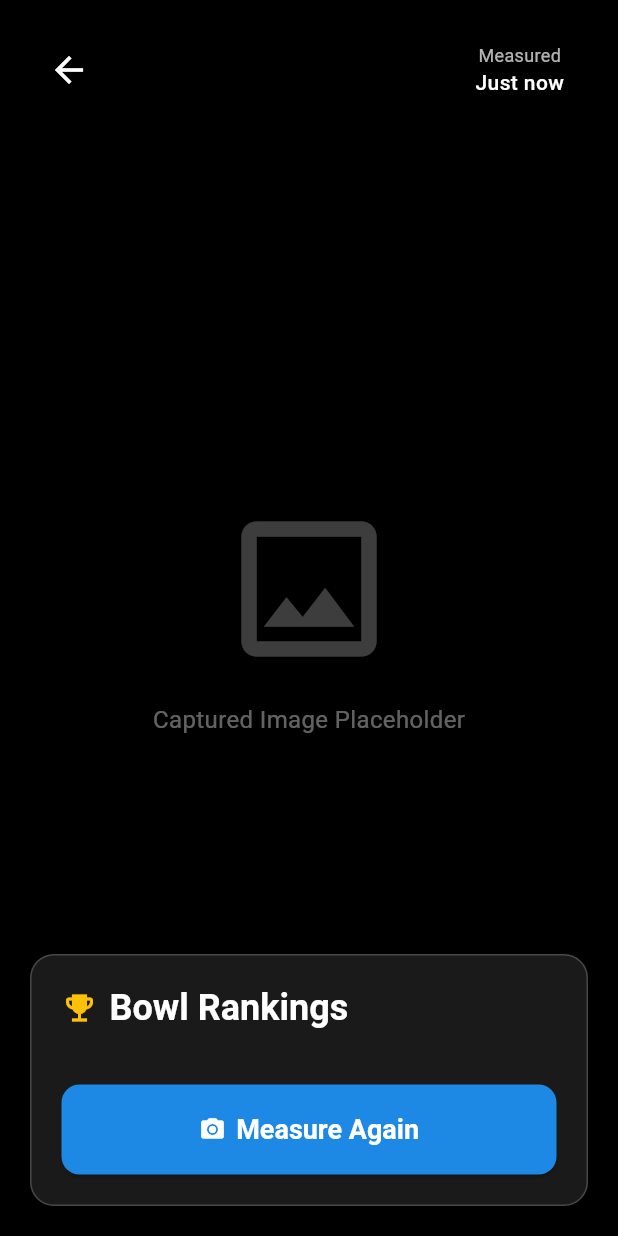
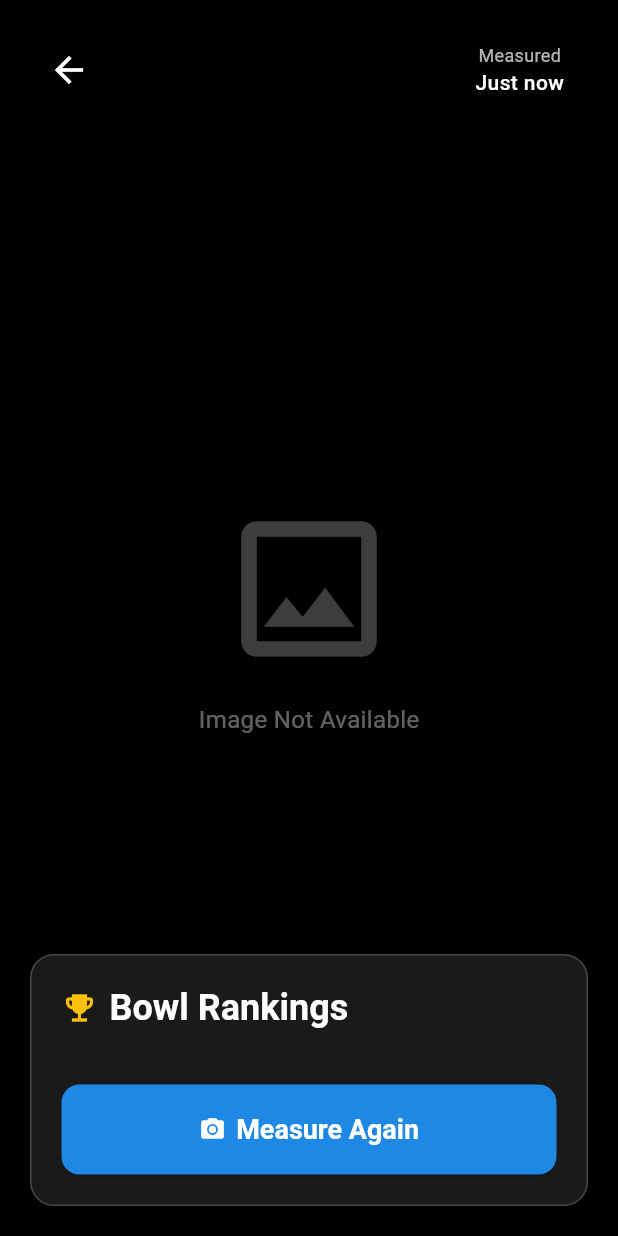
Before and after one commit to SgtClickClack/MeasureBowl-Flutter-App, a Flutter app: the ResultsView screen opened directly with empty values, on a phone screen of 412 x 824 dp. Run offline on Flutter 3.47's test engine with Material 3 defaults, Android fonts, the phone set to English and light mode, and no system bars; our stand-ins replace camera.

Commit message:
Add camera functionality to capture and display lawn bowls images
Integrates device camera for live preview and image capture. Updates dependencies, configures platform-specific settings (iOS Info.plist, Android build.gradle, AndroidManifest.xml), and modifies CameraView and ResultsView logic to handle camera initialization, image capturing, and displaying captured images.

Replit-Commit-Author: Agent
Replit-Commit-Session-Id: 1d3f89f8-5d2d-4481-8164-8486ace676c9
Replit-Commit-Checkpoint-Type: intermediate_checkpoint
Replit-Commit-Screenshot-Url: https://storage.googleapis.com/screenshot-production-us-central1/cd8994f0-c5e3-4372-8835-95716dc4c8f4/1d3f89f8-5d2d-4481-8164-8486ace676c9/gVacKPW

```diff
--- a/flutter_app/lib/views/results_view.dart
+++ b/flutter_app/lib/views/results_view.dart
@@ -1,3 +1,4 @@
+import 'dart:io';
 import 'package:flutter/material.dart';
 import '../models/measurement_result.dart';
 
@@ -48,18 +49,32 @@ class ResultsView extends StatelessWidget {
     }
   }
 
-  @override
-  Widget build(BuildContext context) {
-    // Sort bowls by rank for display
-    final sortedBowls = List<BowlMeasurement>.from(measurementResult.bowls)
-      ..sort((a, b) => a.rank.compareTo(b.rank));
+  /// Build background image widget - either captured photo or placeholder
+  Widget _buildBackgroundImage() {
+    if (measurementResult.imagePath != null &&
+        measurementResult.imagePath!.isNotEmpty) {
+      // Display the captured image
+      try {
+        final imageFile = File(measurementResult.imagePath!);
+        if (imageFile.existsSync()) {
+          return Container(
+            width: double.infinity,
+            height: double.infinity,
+            decoration: BoxDecoration(
+              image: DecorationImage(
+                image: FileImage(imageFile),
+                fit: BoxFit.cover,
+              ),
+            ),
+          );
+        }
+      } catch (e) {
+        debugPrint('Error loading image: $e');
+      }
+    }
 
-    return Scaffold(
-      body: SafeArea(
-        child: Stack(
-          children: [
-            // Background image placeholder
-            Container(
+    // Fallback to placeholder if no image or error
+    return Container(
       width: double.infinity,
       height: double.infinity,
       decoration: const BoxDecoration(
@@ -76,7 +91,7 @@ class ResultsView extends StatelessWidget {
             ),
             SizedBox(height: 16),
             Text(
-                      'Captured Image Placeholder',
+              'Image Not Available',
               style: TextStyle(
                 color: Colors.white38,
                 fontSize: 16,
@@ -85,7 +100,21 @@ class ResultsView extends StatelessWidget {
           ],
         ),
       ),
-            ),
+    );
+  }
+
+  @override
+  Widget build(BuildContext context) {
+    // Sort bowls by rank for display
+    final sortedBowls = List<BowlMeasurement>.from(measurementResult.bowls)
+      ..sort((a, b) => a.rank.compareTo(b.rank));
+
+    return Scaffold(
+      body: SafeArea(
+        child: Stack(
+          children: [
+            // Background image - captured photo or placeholder
+            _buildBackgroundImage(),
 
             // Header with timestamp and back button
             Positioned(
--- a/flutter_app/pubspec.yaml
+++ b/flutter_app/pubspec.yaml
@@ -12,6 +12,9 @@ dependencies:
   flutter:
     sdk: flutter
   cupertino_icons: ^1.0.2
+  camera: ^0.10.5+5
+  path_provider: ^2.1.1
+  path: ^1.8.3
 
 dev_dependencies:
   flutter_test:
```
Also changed, not shown: attached_assets/Pasted-prompt-I-have-successfully-created-the-UI-shell-for-my-Flutter-lawn-bowls-measuring-app-The--1758030321584_1758030321585.txt (added, +37 -0 lines), flutter_app/lib/models/measurement_result.dart (+33 -0 lines), flutter_app/lib/views/camera_view.dart (+207 -42 lines), 4 other files. Lines whose indentation alone changed are shown as unchanged.
